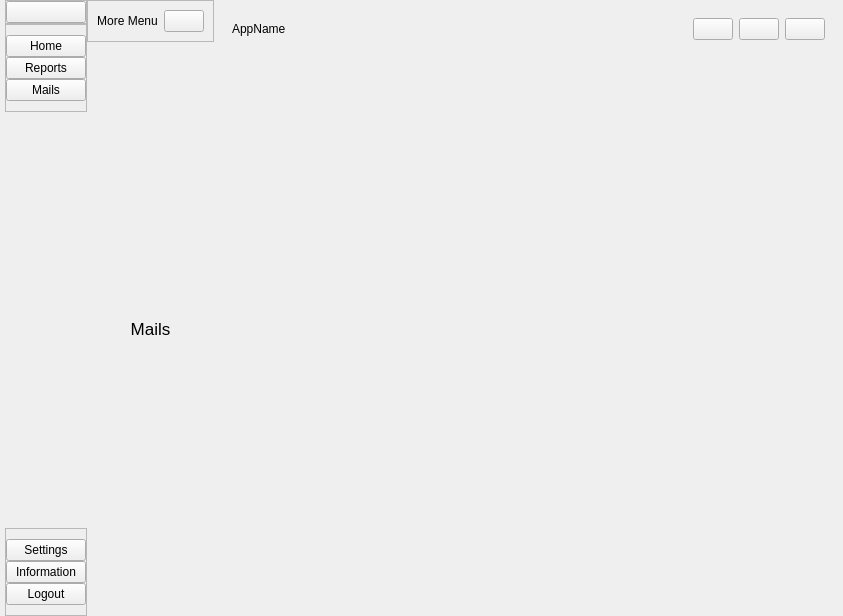
OldResolution/Python-Mini_Project, file generated-files/ui/new_dashboard.ui: the form before one commit.
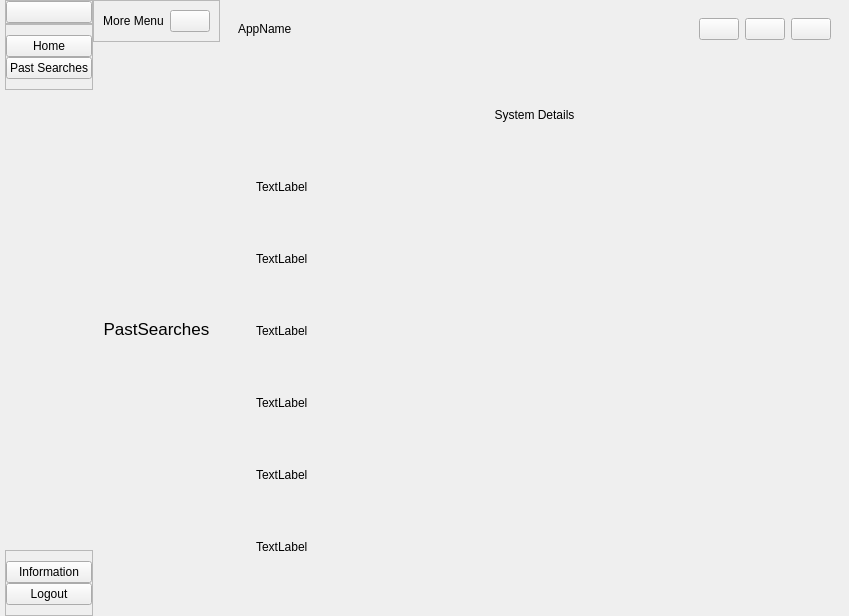
The form after the commit. The open tabs and pages were chosen to show the change. Icons and pictures are not drawn.

Commit message:
login and dashboard
basic skeleton

```diff
--- a/generated-files/ui/new_dashboard.ui
+++ b/generated-files/ui/new_dashboard.ui
@@ -6,7 +6,7 @@
    <rect>
     <x>0</x>
     <y>0</y>
-    <width>843</width>
+    <width>849</width>
     <height>616</height>
    </rect>
   </property>
@@ -148,6 +148,12 @@
              </property>
              <item>
               <widget class="QPushButton" name="Homebutton">
+               <property name="sizePolicy">
+                <sizepolicy hsizetype="Minimum" vsizetype="Fixed">
+                 <horstretch>0</horstretch>
+                 <verstretch>0</verstretch>
+                </sizepolicy>
+               </property>
                <property name="toolTip">
                 <string>Home</string>
                </property>
@@ -170,36 +176,16 @@
               </widget>
              </item>
              <item>
-              <widget class="QPushButton" name="Reportsbutton">
+              <widget class="QPushButton" name="SettingsButton">
                <property name="toolTip">
-                <string>Reports</string>
+                <string>Go to Settings</string>
                </property>
                <property name="text">
-                <string>Reports</string>
+                <string>Past Searches</string>
                </property>
                <property name="icon">
                 <iconset resource="../Qss/icons/_icons.qrc">
-                 <normaloff>:/feather/icons/feather/file-text.png</normaloff>:/feather/icons/feather/file-text.png</iconset>
-               </property>
-               <property name="iconSize">
-                <size>
-                 <width>24</width>
-                 <height>24</height>
-                </size>
-               </property>
-              </widget>
-             </item>
-             <item>
-              <widget class="QPushButton" name="MailsButton">
-               <property name="toolTip">
-                <string>Mails</string>
-               </property>
-               <property name="text">
-                <string>Mails</string>
-               </property>
-               <property name="icon">
-                <iconset resource="../Qss/icons/_icons.qrc">
-                 <normaloff>:/feather/icons/feather/inbox.png</normaloff>:/feather/icons/feather/inbox.png</iconset>
+                 <normaloff>:/feather/icons/feather/chevrons-left.png</normaloff>:/feather/icons/feather/chevrons-left.png</iconset>
                </property>
                <property name="iconSize">
                 <size>
@@ -249,26 +235,6 @@
              <property name="bottomMargin">
               <number>10</number>
              </property>
-             <item>
-              <widget class="QPushButton" name="SettingsButton">
-               <property name="toolTip">
-                <string>Go to Settings</string>
-               </property>
-               <property name="text">
-                <string>Settings</string>
-               </property>
-               <property name="icon">
-                <iconset resource="../Qss/icons/_icons.qrc">
-                 <normaloff>:/feather/icons/feather/settings.png</normaloff>:/feather/icons/feather/settings.png</iconset>
-               </property>
-               <property name="iconSize">
-                <size>
-                 <width>24</width>
-                 <height>24</height>
-                </size>
-               </property>
-              </widget>
-             </item>
              <item>
               <widget class="QPushButton" name="InfoButton">
                <property name="toolTip">
@@ -396,38 +362,19 @@
           <item>
            <widget class="QStackedWidget" name="stackedWidget">
             <property name="currentIndex">
-             <number>1</number>
+             <number>0</number>
             </property>
-            <widget class="QWidget" name="page">
-             <layout class="QVBoxLayout" name="verticalLayout_7">
-              <item>
-               <widget class="QLabel" name="Mails">
-                <property name="font">
-                 <font>
-                  <pointsize>13</pointsize>
-                 </font>
-                </property>
-                <property name="text">
-                 <string>Mails</string>
-                </property>
-                <property name="alignment">
-                 <set>Qt::AlignCenter</set>
-                </property>
-               </widget>
-              </item>
-             </layout>
-            </widget>
             <widget class="QWidget" name="page_2">
              <layout class="QVBoxLayout" name="verticalLayout_8">
               <item>
-               <widget class="QLabel" name="Settings">
+               <widget class="QLabel" name="PastSearches">
                 <property name="font">
                  <font>
                   <pointsize>13</pointsize>
                  </font>
                 </property>
                 <property name="text">
-                 <string>Settings</string>
+                 <string>PastSearches</string>
                 </property>
                 <property name="alignment">
                  <set>Qt::AlignCenter</set>
@@ -534,7 +481,7 @@
             </property>
             <layout class="QHBoxLayout" name="horizontalLayout_11">
              <item>
-              <widget class="QPushButton" name="pushButton_5">
+              <widget class="QPushButton" name="Minimize_window">
                <property name="text">
                 <string />
                </property>
@@ -545,7 +492,7 @@
               </widget>
              </item>
              <item>
-              <widget class="QPushButton" name="pushButton_4">
+              <widget class="QPushButton" name="Maximize_window">
                <property name="text">
                 <string />
                </property>
@@ -556,7 +503,7 @@
               </widget>
              </item>
              <item>
-              <widget class="QPushButton" name="pushButton_3">
+              <widget class="QPushButton" name="Close_window">
                <property name="sizePolicy">
                 <sizepolicy hsizetype="Minimum" vsizetype="Preferred">
                  <horstretch>0</horstretch>
@@ -590,10 +537,10 @@
           <item>
            <widget class="QStackedWidget" name="stackedWidget_2">
             <property name="currentIndex">
-             <number>0</number>
+             <number>1</number>
             </property>
             <widget class="QWidget" name="HomeMain">
-             <layout class="QVBoxLayout" name="verticalLayout_14">
+             <layout class="QVBoxLayout" name="verticalLayout_7">
               <item>
                <widget class="QWidget" name="headerContainer" native="true">
                 <property name="sizePolicy">
@@ -688,7 +635,7 @@
                </widget>
               </item>
               <item>
-               <spacer name="searchBarspace">
+               <spacer name="ResultSpace">
                 <property name="orientation">
                  <enum>Qt::Vertical</enum>
                 </property>
@@ -697,8 +644,8 @@
                 </property>
                 <property name="sizeHint" stdset="0">
                  <size>
-                  <width>20</width>
-                  <height>5</height>
+                  <width>10</width>
+                  <height>10</height>
                  </size>
                 </property>
                </spacer>
@@ -744,22 +691,6 @@
                 </layout>
                </widget>
               </item>
-              <item>
-               <spacer name="tableSpace">
-                <property name="orientation">
-                 <enum>Qt::Vertical</enum>
-                </property>
-                <property name="sizeType">
-                 <enum>QSizePolicy::Fixed</enum>
-                </property>
-                <property name="sizeHint" stdset="0">
-                 <size>
-                  <width>20</width>
-                  <height>5</height>
-                 </size>
-                </property>
-               </spacer>
-              </item>
               <item>
                <widget class="QWidget" name="mainBodyContent" native="true">
                 <property name="sizePolicy">
@@ -1017,7 +948,7 @@
                </widget>
               </item>
               <item>
-               <spacer name="ResultSpace">
+               <spacer name="searchBarspace">
                 <property name="orientation">
                  <enum>Qt::Vertical</enum>
                 </property>
@@ -1026,7 +957,7 @@
                 </property>
                 <property name="sizeHint" stdset="0">
                  <size>
-                  <width>20</width>
+                  <width>10</width>
                   <height>10</height>
                  </size>
                 </property>
@@ -1071,88 +1002,61 @@
               </item>
              </layout>
             </widget>
-            <widget class="QWidget" name="SettingsMain">
+            <widget class="QWidget" name="InformationMain">
              <layout class="QHBoxLayout" name="horizontalLayout_6">
               <item>
-               <widget class="QStackedWidget" name="stackedWidget_3">
-                <property name="currentIndex">
-                 <number>2</number>
-                </property>
-                <widget class="QWidget" name="CPU_info" />
-                <widget class="QWidget" name="Sensors_info" />
-                <widget class="QWidget" name="System_info" />
-                <widget class="QWidget" name="Activity_info" />
-                <widget class="QWidget" name="Network_info" />
-                <widget class="QWidget" name="Battery_Info" />
-                <widget class="QWidget" name="Storage_info" />
-               </widget>
-              </item>
-             </layout>
-            </widget>
-            <widget class="QWidget" name="ReportsMain">
-             <layout class="QVBoxLayout" name="verticalLayout_15">
-              <item alignment="Qt::AlignTop">
-               <widget class="QWidget" name="PreviousSearches" native="true">
-                <layout class="QVBoxLayout" name="verticalLayout_18">
+               <widget class="QWidget" name="widget_5" native="true">
+                <layout class="QVBoxLayout" name="verticalLayout_14">
                  <item>
-                  <widget class="QTableWidget" name="tableWidget_2">
-                   <attribute name="horizontalHeaderVisible">
-                    <bool>false</bool>
-                   </attribute>
-                   <attribute name="horizontalHeaderCascadingSectionResizes">
-                    <bool>false</bool>
-                   </attribute>
-                   <attribute name="horizontalHeaderMinimumSectionSize">
-                    <number>0</number>
-                   </attribute>
-                   <attribute name="horizontalHeaderDefaultSectionSize">
-                    <number>32</number>
-                   </attribute>
-                   <attribute name="horizontalHeaderHighlightSections">
-                    <bool>false</bool>
-                   </attribute>
-                   <attribute name="horizontalHeaderShowSortIndicator" stdset="0">
-                    <bool>false</bool>
-                   </attribute>
-                   <attribute name="horizontalHeaderStretchLastSection">
-                    <bool>false</bool>
-                   </attribute>
-                   <attribute name="verticalHeaderVisible">
-                    <bool>true</bool>
-                   </attribute>
-                   <attribute name="verticalHeaderCascadingSectionResizes">
-                    <bool>false</bool>
-                   </attribute>
-                   <attribute name="verticalHeaderMinimumSectionSize">
-                    <number>0</number>
-                   </attribute>
-                   <attribute name="verticalHeaderDefaultSectionSize">
-                    <number>24</number>
-                   </attribute>
-                   <attribute name="verticalHeaderHighlightSections">
-                    <bool>true</bool>
-                   </attribute>
-                   <attribute name="verticalHeaderShowSortIndicator" stdset="0">
-                    <bool>false</bool>
-                   </attribute>
-                   <attribute name="verticalHeaderStretchLastSection">
-                    <bool>false</bool>
-                   </attribute>
+                  <widget class="QLabel" name="label_4">
+                   <property name="text">
+                    <string>System Details</string>
+                   </property>
+                   <property name="alignment">
+                    <set>Qt::AlignCenter</set>
+                   </property>
                   </widget>
                  </item>
-                </layout>
-               </widget>
-              </item>
-              <item>
-               <widget class="QWidget" name="ReportPreview" native="true">
-                <layout class="QHBoxLayout" name="horizontalLayout_18">
                  <item>
-                  <widget class="QWidget" name="widget_5" native="true">
-                   <layout class="QHBoxLayout" name="horizontalLayout_19">
-                    <item>
-                     <widget class="QGraphicsView" name="graphicsView" />
-                    </item>
-                   </layout>
+                  <widget class="QLabel" name="label_5">
+                   <property name="text">
+                    <string>TextLabel</string>
+                   </property>
+                  </widget>
+                 </item>
+                 <item>
+                  <widget class="QLabel" name="label_6">
+                   <property name="text">
+                    <string>TextLabel</string>
+                   </property>
+                  </widget>
+                 </item>
+                 <item>
+                  <widget class="QLabel" name="label_7">
+                   <property name="text">
+                    <string>TextLabel</string>
+                   </property>
+                  </widget>
+                 </item>
+                 <item>
+                  <widget class="QLabel" name="label_8">
+                   <property name="text">
+                    <string>TextLabel</string>
+                   </property>
+                  </widget>
+                 </item>
+                 <item>
+                  <widget class="QLabel" name="label_9">
+                   <property name="text">
+                    <string>TextLabel</string>
+                   </property>
+                  </widget>
+                 </item>
+                 <item>
+                  <widget class="QLabel" name="label_10">
+                   <property name="text">
+                    <string>TextLabel</string>
+                   </property>
                   </widget>
                  </item>
                 </layout>
```
The commit also changes 11 other files.
